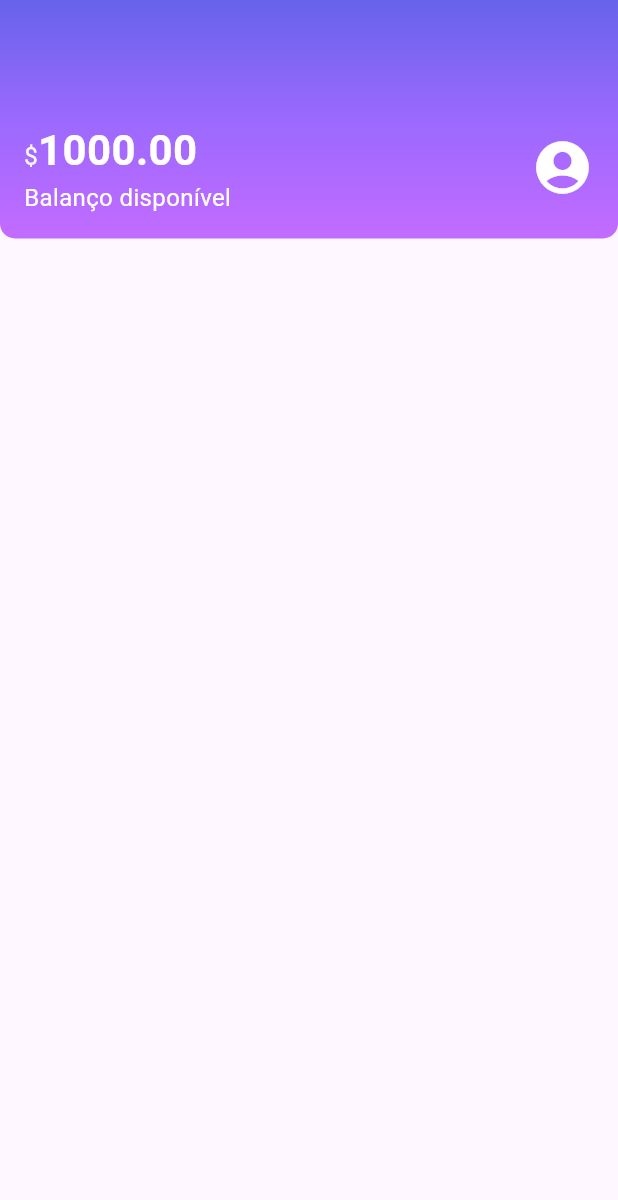
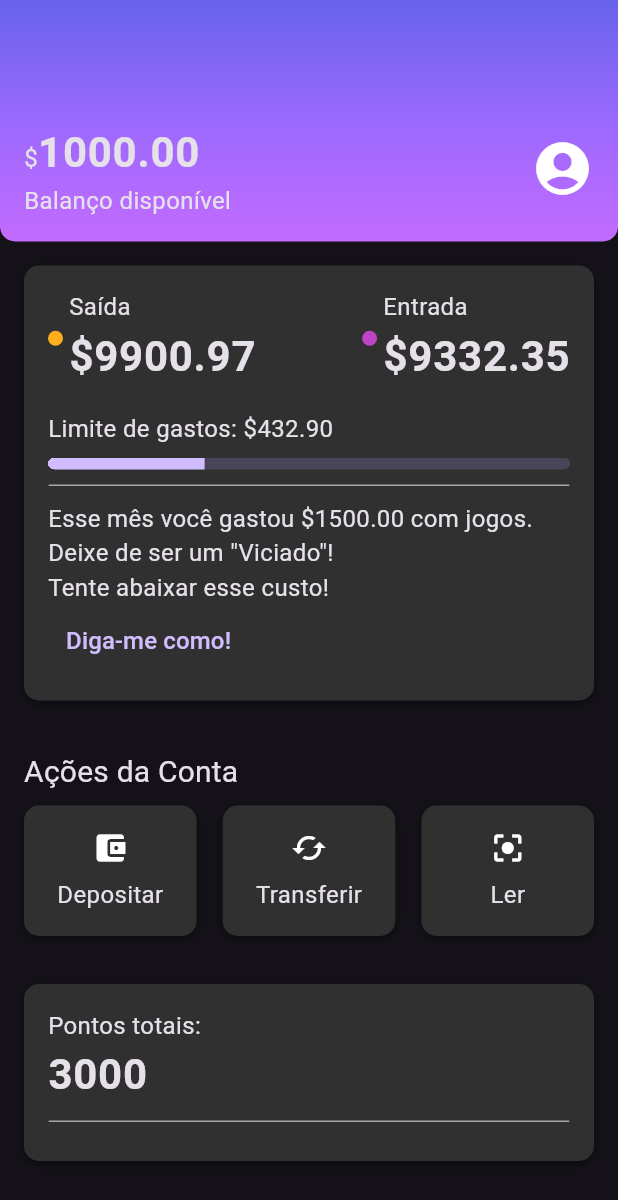
Before and after one commit to edvaldo-65/alubank, a Flutter app: the screen it shows after launch, on a phone screen of 412 x 824 dp. Shown: the top 1200 px of the screen. Run offline on Flutter 3.47's test engine with Material 3 defaults, Android fonts, the phone set to English and light mode, and no system bars.

Commit message:
✨ :sparkles: 	feat - Create cards Account Actions and Recent Activity.

```diff
--- /dev/null
+++ b/lib/components/box_card.dart
@@ -0,0 +1,22 @@
+import 'package:flutter/material.dart';
+
+class BoxCard extends StatelessWidget {
+  final Widget boxContent;
+
+  const BoxCard({super.key, required this.boxContent});
+
+  @override
+  Widget build(BuildContext context) {
+    return Ink(
+      padding: const EdgeInsets.all(16),
+      decoration: BoxDecoration(
+        boxShadow: kElevationToShadow[3],
+        borderRadius: BorderRadius.circular(10),
+        // color: Theme.of(context).cardColor,
+        // color: Color.fromRGBO(66, 66, 66, 1.0),
+        color: Color.fromRGBO(48, 48, 48, 1.0),
+      ),
+      child: boxContent,
+    );
+  }
+}
--- /dev/null
+++ b/lib/components/color_dot.dart
@@ -0,0 +1,18 @@
+import 'package:flutter/material.dart';
+
+class ColorDot extends StatelessWidget {
+  final Color? color;
+  const ColorDot({super.key, required this.color});
+
+  @override
+  Widget build(BuildContext context) {
+    return Container(
+      width: 10,
+      height: 10,
+      decoration: BoxDecoration(
+        color: color,
+        borderRadius: BorderRadius.circular(10),
+      ),
+    );
+  }
+}
--- /dev/null
+++ b/lib/components/content_division.dart
@@ -0,0 +1,16 @@
+import 'package:alubank/themes/themes_colors.dart';
+import 'package:flutter/material.dart';
+
+class ContentDivision extends StatelessWidget {
+  const ContentDivision({super.key});
+
+  @override
+  Widget build(BuildContext context) {
+    return Container(
+      height: 1,
+      decoration: BoxDecoration(
+        border: Border.all(color: ThemeColors.division)
+      ),
+    );
+  }
+}
--- /dev/null
+++ b/lib/components/sections/account_actions.dart
@@ -0,0 +1,82 @@
+import 'package:alubank/components/box_card.dart';
+import 'package:flutter/material.dart';
+
+class AccountActions extends StatelessWidget {
+  const AccountActions({super.key});
+
+  @override
+  Widget build(BuildContext context) {
+    return Padding(
+      padding: const EdgeInsets.all(16),
+      child: Column(
+        crossAxisAlignment: CrossAxisAlignment.start,
+        children: [
+          Padding(
+            padding: const EdgeInsets.only(bottom: 8.0),
+            child: Text(
+              'Ações da Conta',
+              style: Theme.of(context).textTheme.titleMedium,
+            ),
+          ),
+          Row(
+            mainAxisAlignment: MainAxisAlignment.spaceBetween,
+            children: [
+              InkWell(
+                onTap: (){},
+                child: BoxCard(
+                  boxContent: _AccountActionsContent(
+                    icon: Icon(Icons.account_balance_wallet),
+                    text: 'Depositar',
+                  ),
+                ),
+              ),
+              InkWell(
+                onTap: (){},
+                child: BoxCard(
+                  boxContent: _AccountActionsContent(
+                    icon: Icon(Icons.cached),
+                    text: 'Transferir',
+                  ),
+                ),
+              ),
+              InkWell(
+                onTap: (){},
+                child: BoxCard(
+                  boxContent: _AccountActionsContent(
+                    icon: Icon(Icons.center_focus_strong),
+                    text: 'Ler',
+                  ),
+                ),
+              ),
+            ],
+          ),
+        ],
+      ),
+    );
+  }
+}
+
+class _AccountActionsContent extends StatelessWidget {
+  final Icon icon;
+  final String text;
+
+  const _AccountActionsContent({
+    super.key,
+    required this.icon,
+    required this.text,
+  });
+
+  @override
+  Widget build(BuildContext context) {
+    return Container(
+      width: 83 ,
+      child: Column(
+          children: [
+            Padding(
+              padding: const EdgeInsets.only(bottom: 8.0),
+              child: icon,
+            ),
+            Text(text)]),
+    );
+  }
+}
--- /dev/null
+++ b/lib/components/sections/account_points.dart
@@ -0,0 +1,35 @@
+import 'package:alubank/components/box_card.dart';
+import 'package:flutter/cupertino.dart';
+import 'package:flutter/material.dart';
+
+import '../content_division.dart';
+
+class AccountPoints extends StatelessWidget {
+  const AccountPoints({super.key});
+
+  @override
+  Widget build(BuildContext context) {
+    return const Padding(padding: EdgeInsets.all(16),
+      child: BoxCard(boxContent: _AccountPoints()),
+    );
+  }
+}
+
+class _AccountPoints extends StatelessWidget {
+  const _AccountPoints({super.key});
+
+  @override
+  Widget build(BuildContext context) {
+    return Column(
+      crossAxisAlignment: CrossAxisAlignment.start,
+      children: [
+        Text('Pontos totais:'),
+        Text('3000', style: Theme.of(context).textTheme.bodyLarge,),
+        Padding(
+          padding: const EdgeInsets.only(top: 10.0, bottom: 10.0),
+          child: ContentDivision(),
+        ),
+      ],
+    );
+  }
+}
--- a/lib/components/sections/header.dart
+++ b/lib/components/sections/header.dart
@@ -1,3 +1,4 @@
+import 'package:alubank/themes/themes_colors.dart';
 import 'package:flutter/material.dart';
 
 class Header extends StatelessWidget {
@@ -10,11 +11,7 @@ class Header extends StatelessWidget {
         gradient: LinearGradient(
           begin: Alignment.topCenter,
           end: Alignment.bottomCenter,
-          colors: <Color>[
-            Color.fromRGBO(103, 99, 234, 1.0),
-            Color.fromRGBO(155, 105, 254, 1.0),
-            Color.fromRGBO(195, 107, 255, 1.0),
-          ]
+          colors: ThemeColors.headerGradient,
         ),
         borderRadius: BorderRadius.vertical(bottom: Radius.circular(10)),
       ),
@@ -30,23 +27,18 @@ class Header extends StatelessWidget {
                 Text.rich(
                   TextSpan(
                     text: '\$',
-                    style: TextStyle(fontSize: 16, color: Colors.white),
                     children: <TextSpan>[
                       TextSpan(
                         text: '1000.00',
-                        style: TextStyle(
-                          fontSize: 28,
-                          fontWeight: FontWeight.bold,
-                          color: Colors.white,
-                        ),
+                        style: Theme.of(context).textTheme.bodyLarge,
                       ),
                     ],
                   ),
                 ),
-                Text('Balanço disponível', style: TextStyle(fontSize: 16, color: Colors.white)),
+                Text('Balanço disponível'),
               ],
             ),
-            Icon(Icons.account_circle, size: 42, color: Colors.white,),
+            Icon(Icons.account_circle, size: 42,),
           ],
         ),
       ),
--- /dev/null
+++ b/lib/components/sections/recent_activity.dart
@@ -0,0 +1,81 @@
+import 'package:alubank/components/box_card.dart';
+import 'package:alubank/components/color_dot.dart';
+import 'package:alubank/components/content_division.dart';
+import 'package:flutter/material.dart';
+import 'package:alubank/themes/themes_colors.dart';
+
+class RecentActivity extends StatelessWidget {
+  const RecentActivity({super.key});
+
+  @override
+  Widget build(BuildContext context) {
+    return Padding(
+        padding: const EdgeInsets.all(16),
+        child: BoxCard(boxContent: _RecentActivityContent()),
+    );
+  }
+}
+class _RecentActivityContent extends StatelessWidget {
+  const _RecentActivityContent({super.key});
+
+  @override
+  Widget build(BuildContext context) {
+    return  Column(
+      crossAxisAlignment: CrossAxisAlignment.start,
+      children: [
+        Row(
+          mainAxisAlignment: MainAxisAlignment.spaceBetween,
+          children: [
+            Row
+              (children: [
+              Padding(
+                padding: const EdgeInsets.only(right: 4.0),
+                child: ColorDot(color: ThemeColors.recentActivity['spent']),
+              ),
+              Column(
+                crossAxisAlignment: CrossAxisAlignment.start,
+                children: [
+                  Text('Saída'),
+                  Text('\$9900.97', style: Theme.of(context).textTheme.bodyLarge,)
+                ],
+              )
+            ],),
+            Row(children: [
+              Padding(
+                padding: const EdgeInsets.only(right: 4.0),
+                child: ColorDot(color: ThemeColors.recentActivity['income']),
+              ),
+              Column(
+                crossAxisAlignment: CrossAxisAlignment.start,
+                children: [
+                  Text('Entrada'),
+                  Text('\$9332.35', style: Theme.of(context).textTheme.bodyLarge,)
+                ],
+              )
+            ],),
+          ],
+        ),
+        Padding(
+          padding: const EdgeInsets.only(top:16, bottom: 8.0),
+          child: Text('Limite de gastos: \$432.90'),
+        ),
+        Container(
+          clipBehavior: Clip.hardEdge,
+          decoration: BoxDecoration(
+            borderRadius: BorderRadius.circular(5),
+          ),
+          child: LinearProgressIndicator(
+            value: 0.3,
+            minHeight: 8,
+          ),
+        ),
+        Padding(
+          padding: const EdgeInsets.only(top: 10.0, bottom: 10.0),
+          child: ContentDivision(),
+        ),
+        Text('Esse mês você gastou \$1500.00 com jogos.\nDeixe de ser um \"Viciado"!\nTente abaixar esse custo!'),
+        TextButton(onPressed: (){}, child: Text('Diga-me como!', style: TextStyle(fontSize: 16),)),
+      ],
+    );
+  }
+}
--- a/lib/main.dart
+++ b/lib/main.dart
@@ -1,4 +1,5 @@
 import 'package:alubank/screens/home.dart';
+import 'package:alubank/themes/my_theme.dart';
 import 'package:flutter/material.dart';
 
 void main() {
@@ -10,9 +11,10 @@ class Alubank extends StatelessWidget {
 
   @override
   Widget build(BuildContext context) {
-    return const MaterialApp(
+    return MaterialApp(
       title: 'Alubank',
-      home: Home(),
+      theme: MyTheme,
+      home: const Home(),
     );
   }
 }
--- a/lib/screens/home.dart
+++ b/lib/screens/home.dart
@@ -1,4 +1,11 @@
+import 'package:alubank/components/box_card.dart';
+import 'package:alubank/components/color_dot.dart';
+import 'package:alubank/components/content_division.dart';
+import 'package:alubank/components/sections/account_actions.dart';
+import 'package:alubank/components/sections/account_points.dart';
 import 'package:alubank/components/sections/header.dart';
+import 'package:alubank/components/sections/recent_activity.dart';
+import 'package:alubank/themes/themes_colors.dart';
 import 'package:flutter/material.dart';
 
 class Home extends StatelessWidget {
@@ -6,10 +13,16 @@ class Home extends StatelessWidget {
 
   @override
   Widget build(BuildContext context) {
-    return Scaffold(body: Column(
-      children:<Widget> [
-        Header(),
-      ],
-    ),);
+    return Scaffold(
+      body: Column(
+        children: <Widget>[
+          Header(),
+          RecentActivity(),
+          AccountActions(),
+          AccountPoints(),
+        ],
+      ),
+    );
   }
+
 }
--- /dev/null
+++ b/lib/themes/my_theme.dart
@@ -0,0 +1,13 @@
+import 'package:alubank/themes/themes_colors.dart';
+import 'package:flutter/material.dart';
+
+ThemeData MyTheme = ThemeData(
+  primarySwatch: ThemeColors.primaryColor,
+  primaryColor: ThemeColors.primaryColor,
+  brightness: Brightness.dark,
+  textTheme: TextTheme(
+    bodyMedium: TextStyle(fontSize: 16),
+    bodyLarge: TextStyle(fontSize: 28, fontWeight: FontWeight.bold),
+    titleMedium: TextStyle(fontSize: 20, fontWeight: FontWeight.normal,)
+  ),
+);
--- /dev/null
+++ b/lib/themes/themes_colors.dart
@@ -0,0 +1,15 @@
+import 'package:flutter/material.dart';
+
+class ThemeColors{
+  static const MaterialColor primaryColor = Colors.purple;
+  static const List<Color> headerGradient = [
+    Color.fromRGBO(103, 99, 234, 1.0),
+    Color.fromRGBO(155, 105, 254, 1.0),
+    Color.fromRGBO(195, 107, 255, 1.0),
+  ];
+  static const recentActivity = {
+    'spent': Color.fromRGBO(255, 175, 29, 1.0),
+    'income': Color.fromRGBO(191, 69, 198, 1.0),
+  };
+  static const division = Color.fromRGBO(166, 166, 166, 1.0);
+}
```
Also changed, not shown: 1 other file.
